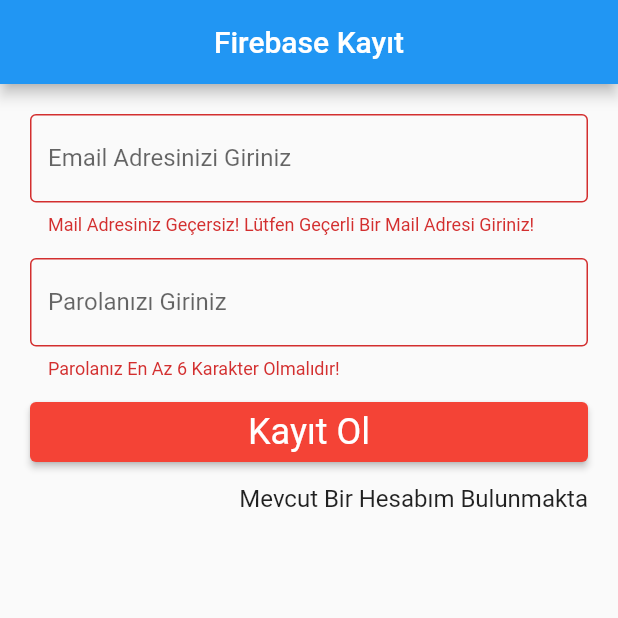
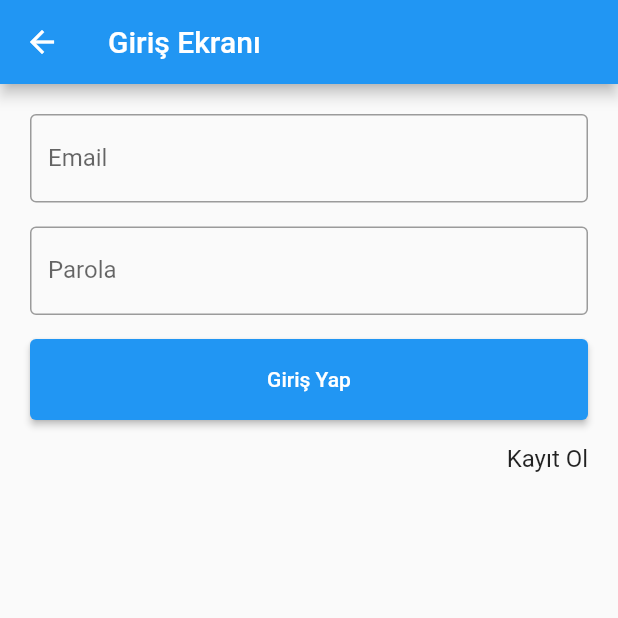
Before and after one commit to MuhammedKaradas/firebasekullanicikayit, a Flutter app: the screen it shows after launch, after a tap on "Kayıt Ol", after a tap on "Mevcut Bir Hesabım Bulunmakta", on a phone screen of 412 x 824 dp, the top half of it. Run offline on Flutter 3.47's test engine with Material 2 defaults, Android fonts, the phone set to English and light mode, and no system bars; our stand-ins replace firebase_auth, firebase_core, fluttertoast, google_fonts; accounts and stored records are empty.

Commit message:
hata giderildi ve yeni özellikler eklendi

```diff
--- /dev/null
+++ b/lib/girisekrani.dart
@@ -0,0 +1,62 @@
+
+import 'package:firabasekullanicikayit/kayitekrani.dart';
+import 'package:flutter/material.dart';
+
+class GirisEkrani extends StatefulWidget {
+  @override
+  _GirisEkraniState createState() => _GirisEkraniState();
+}
+
+class _GirisEkraniState extends State<GirisEkrani> {
+  @override
+  Widget build(BuildContext context) {
+    return Scaffold(
+      appBar: AppBar(
+        title: Text("Giriş Ekranı"),
+      ),
+      body: Padding(
+        padding: const EdgeInsets.all(12.0),
+        child: Column(
+          children: [
+            Padding(
+              padding: const EdgeInsets.all(8.0),
+              child: TextFormField(
+                decoration: InputDecoration(
+                  labelText: "Email",
+                  border: OutlineInputBorder(),
+                ),
+              ),
+            ),
+            Padding(
+              padding: const EdgeInsets.all(8.0),
+              child: TextFormField(
+                decoration: InputDecoration(
+                  labelText: "Parola",
+                  border: OutlineInputBorder(),
+                ),
+              ),
+            ),
+            Container(
+              padding: EdgeInsets.all(8.0),
+                height: 70,
+                width: double.infinity,
+                child: ElevatedButton(onPressed: (){}, child: Text("Giriş Yap"),)
+            ),
+            GestureDetector(
+              onTap: (){
+                Navigator.push(context, MaterialPageRoute(builder: (_) => KayitEkrani()));
+              },
+              child: Container(
+                padding: EdgeInsets.all(8.0),
+                  alignment: Alignment.centerRight,
+                  child: Text("Kayıt Ol", style: TextStyle(
+                    fontSize: 16
+                  ),)
+              ),
+            ),
+          ],
+        ),
+      ),
+    );
+  }
+}
--- a/lib/kayitekrani.dart
+++ b/lib/kayitekrani.dart
@@ -1,7 +1,8 @@
-//import 'package:firabasekullanicikayit/anasayfa.dart';
-//import 'package:firebase_auth/firebase_auth.dart';
+import 'package:firabasekullanicikayit/anasayfa.dart';
+import 'package:firabasekullanicikayit/girisekrani.dart';
+import 'package:firebase_auth/firebase_auth.dart';
 import 'package:flutter/material.dart';
-//import 'package:fluttertoast/fluttertoast.dart';
+import 'package:fluttertoast/fluttertoast.dart';
 import 'package:google_fonts/google_fonts.dart';
 
 class KayitEkrani extends StatefulWidget {
@@ -95,6 +96,7 @@
                   child: GestureDetector(
                     onTap: () {
                       // Giriş Sayfasına Yönlendirir
+                      Navigator.push(context, MaterialPageRoute(builder: (_) => GirisEkrani()));
                     },
                     child: Text(
                       "Mevcut Bir Hesabım Bulunmakta",
@@ -119,13 +121,14 @@
         Fluttertoast.showToast(msg: "Kaydınız Başarılı...");
       });*/
 
-      /*FirebaseAuth.instance.createUserWithEmailAndPassword(email: email, password: parola).then((user) {
+      FirebaseAuth.instance.createUserWithEmailAndPassword(email: email, password: parola).then((user) {
         //Başarılıysa Ana Sayfaya Yönlendir
-        Navigator.push(context, MaterialPageRoute(builder: (_) =>AnaSayfa()));
+        Navigator.pushAndRemoveUntil(context, MaterialPageRoute(builder: (_) =>AnaSayfa()),
+            (Route<dynamic> route) => false);
       }).catchError((hata) {
         //Başar ısız İse Hata Mesajı Göster
         Fluttertoast.showToast(msg: hata);
-      });*/
+      });
 
     }
   }
--- a/lib/main.dart
+++ b/lib/main.dart
@@ -1,5 +1,5 @@
-//import 'package:firebase_core/firebase_core.dart';
-//import 'package:firebase_core/firebase_core.dart';
+import 'package:firebase_core/firebase_core.dart';
+import 'package:firebase_core/firebase_core.dart';
 import 'package:flutter/material.dart';
 
 import 'kayitekrani.dart';
@@ -7,7 +7,7 @@
 void main() async {
   WidgetsFlutterBinding.ensureInitialized();
   //Firebase'i Çalıştır
-  //await Firebase.initializeApp();
+  await Firebase.initializeApp();
   runApp(MaterialApp(
     debugShowCheckedModeBanner: false,
     home: KayitUygulama(),
--- a/pubspec.yaml
+++ b/pubspec.yaml
@@ -25,6 +25,8 @@
     sdk: flutter
   google_fonts:
   fluttertoast:
+  firebase_auth: ^1.0.1
+  firebase_core: ^1.0.1
 
   # The following adds the Cupertino Icons font to your application.
   # Use with the CupertinoIcons class for iOS style icons.
```
Also changed, not shown: pubspec.lock, 4 other files.
